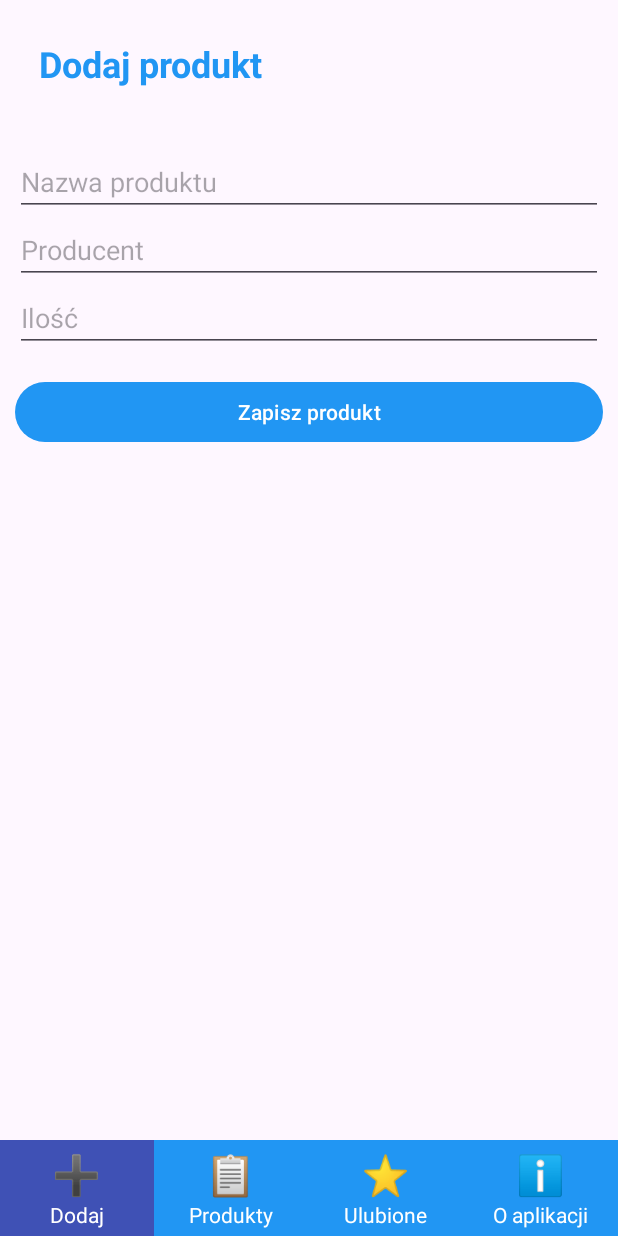
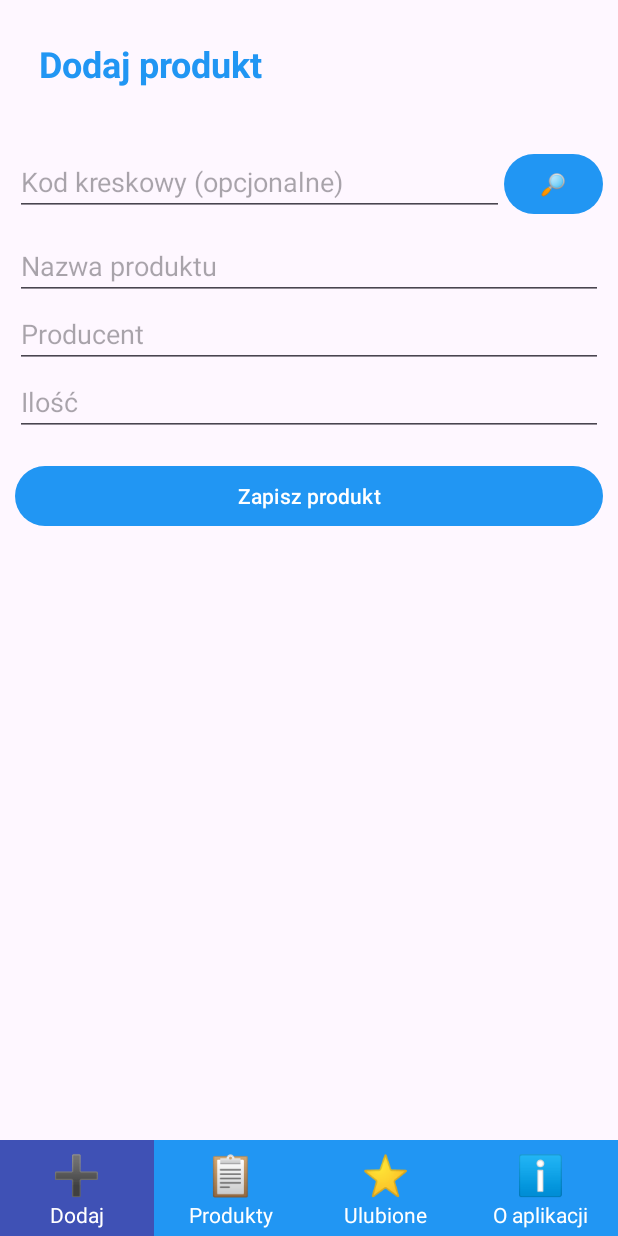
Before and after one commit to lbasista/Magazynex, an Android app: the screen it shows after launch (MainMenuActivity), after a tap on an icon or button, on a phone screen of 412 x 824 dp. Run offline under Robolectric (Android 15) with nearby library versions, the phone set to English and light mode, and no system bars; our stand-ins replace Room's generated code.

Commit message:
Implemented barcodes

```diff
--- a/app/src/main/java/pl/lbasista/magazynex/data/AppDatabase.java
+++ b/app/src/main/java/pl/lbasista/magazynex/data/AppDatabase.java
@@ -5,7 +5,7 @@ import androidx.room.Database;
 import androidx.room.Room;
 import androidx.room.RoomDatabase;
 
-@Database(entities = {Product.class}, version = 3, exportSchema = false)
+@Database(entities = {Product.class}, version = 4, exportSchema = false)
 public abstract class AppDatabase extends RoomDatabase {
 
     public abstract ProductDao productDao();
--- a/app/src/main/java/pl/lbasista/magazynex/data/Product.java
+++ b/app/src/main/java/pl/lbasista/magazynex/data/Product.java
@@ -8,11 +8,15 @@ public class Product {
 
     @PrimaryKey(autoGenerate = true)
     public int id; //ID Produktu
+
+    public String barcode; //Kod kreskowy
+
     public String name; //Nazwa produktu
     public String producer; //Producent
     public int quantity; //Ilość
     public boolean favourite; //Ulubione
-    public Product(String name, int quantity, String producer, boolean favourite) {
+    public Product(String barcode, String name, int quantity, String producer, boolean favourite) {
+        this.barcode = barcode;
         this.name = name;
         this.quantity = quantity;
         this.producer = producer;
--- a/app/src/main/java/pl/lbasista/magazynex/data/ProductDao.java
+++ b/app/src/main/java/pl/lbasista/magazynex/data/ProductDao.java
@@ -1,4 +1,6 @@
 package pl.lbasista.magazynex.data;
+
+import android.provider.ContactsContract;
 
 import androidx.lifecycle.LiveData;
 import androidx.room.Dao;
@@ -27,4 +29,8 @@ public interface ProductDao {
 
     @Query("UPDATE Product SET favourite = :fav WHERE id = :id")
     void updateFavourite(int id, boolean fav);
+
+    //Szukaj po kodzie
+    @Query("SELECT * FROM Product WHERE barcode = :barcode LIMIT 1")
+    Product getByBarcode(String barcode);
 }
--- a/app/src/main/java/pl/lbasista/magazynex/ui/addproduct/AddProductFragment.java
+++ b/app/src/main/java/pl/lbasista/magazynex/ui/addproduct/AddProductFragment.java
@@ -7,6 +7,7 @@ import android.view.View;
 import android.view.ViewGroup;
 import android.widget.Button;
 import android.widget.EditText;
+import android.widget.TextView;
 import android.widget.Toast;
 
 import androidx.annotation.NonNull;
@@ -19,8 +20,9 @@ import pl.lbasista.magazynex.data.Product;
 import pl.lbasista.magazynex.data.ProductDao;
 
 public class AddProductFragment extends Fragment {
-    private EditText editTextName, editTextProducer, editTextQuantity;
-    private Button buttonSave;
+    private EditText editTextBarcode, editTextName, editTextProducer, editTextQuantity;
+    private TextView textBarcodeError;
+    private Button buttonBarcodeSearch, buttonSave;
 
     @Nullable @Override
     public View onCreateView(@NonNull LayoutInflater inflater, @Nullable ViewGroup container, @Nullable Bundle savedInstanceState) {
@@ -29,18 +31,47 @@ public class AddProductFragment extends Fragment {
 
     @Override
     public void onViewCreated(@NonNull View view, @Nullable Bundle savedInstanceState) {
+        editTextBarcode = view.findViewById(R.id.editTextProductBarcode);
+        buttonBarcodeSearch = view.findViewById(R.id.buttonBarcodeSearch);
+        textBarcodeError = view.findViewById(R.id.textBarcodeError);
         editTextName = view.findViewById(R.id.editTextProductName);
         editTextProducer = view.findViewById(R.id.editTextProductProducer);
         editTextQuantity = view.findViewById(R.id.editTextProductQuantity);
         buttonSave = view.findViewById(R.id.buttonSaveProduct);
 
+        buttonBarcodeSearch.setOnClickListener(v -> searchByBarcode());
         buttonSave.setOnClickListener(v -> saveProduct());
     }
 
+    private void searchByBarcode() {
+        String barcode = editTextBarcode.getText().toString().trim();
+        if (barcode.isEmpty()) {
+            return;
+        }
+        new Thread(() -> {
+            Product existing = AppDatabase.getInstance(requireContext()).productDao().getByBarcode(barcode);
+
+            requireActivity().runOnUiThread(() -> {
+                if (existing != null) {
+                    //Jeśli produkt w bazie
+                    editTextName.setText(existing.name);
+                    editTextProducer.setText(existing.producer);
+                    textBarcodeError.setVisibility(View.GONE);
+                } else {
+                    //Brak produktu w bazie
+                    textBarcodeError.setVisibility(View.VISIBLE);
+                }
+            });
+        }).start();
+    }
+
     private void saveProduct() {
+        String barcodeInput = editTextBarcode.getText().toString().trim();
         String productName = editTextName.getText().toString().trim();
         String producer = editTextProducer.getText().toString().trim();
         String quantityText = editTextQuantity.getText().toString().trim();
+
+        String barcode = barcodeInput.isEmpty() ? null : barcodeInput;
 
         if (TextUtils.isEmpty(productName)) {
             Toast.makeText(getContext(), "Podaj nazwę produktu", Toast.LENGTH_SHORT).show();
@@ -63,18 +94,26 @@ public class AddProductFragment extends Fragment {
             return;
         }
 
-        Product product = new Product(productName, quantity, producer, false);
+        Product product = new Product(barcode, productName, quantity, producer, false);
 
         new Thread(() -> {
             ProductDao dao = AppDatabase.getInstance(requireContext()).productDao();
 
-            Product existing = dao.getByNameAndProducer(productName, producer);
+            Product existing;
+            if (!barcodeInput.isEmpty()) {
+                //Gdy jest kod kreskowy, szukaj po nim
+                existing = dao.getByBarcode(barcodeInput);
+            } else {
+                //Gdy brak kodu
+                existing = dao.getByNameAndProducer(productName, producer);
+            }
+
             if (existing != null) {
-                //Istnieje = zwiększanie ilości
+                //Produkt w bazie
                 existing.quantity += quantity;
                 dao.update(existing);
             } else {
-                //Brak w bazie = dodaj nowy
+                //Brak w bazie
                 dao.insert(product);
             }
 
--- a/app/src/main/res/layout/activity_add_product.xml
+++ b/app/src/main/res/layout/activity_add_product.xml
@@ -18,6 +18,37 @@
             android:textStyle="bold"
             android:padding="16dp"
             android:layout_marginBottom="24dp"/>
+
+        <LinearLayout
+            android:layout_width="match_parent"
+            android:layout_height="wrap_content"
+            android:orientation="horizontal"
+            android:layout_marginBottom="8dp">
+
+            <EditText
+                android:layout_width="0dp"
+                android:layout_height="wrap_content"
+                android:layout_weight="1"
+                android:id="@+id/editTextProductBarcode"
+                android:hint="Kod kreskowy (opcjonalne)"
+                android:inputType="number"/>
+
+            <Button
+                android:layout_width="wrap_content"
+                android:minWidth="0dp"
+                android:layout_height="wrap_content"
+                android:id="@+id/buttonBarcodeSearch"
+                android:text="🔎"/>
+        </LinearLayout>
+
+        <TextView
+            android:layout_width="match_parent"
+            android:layout_height="wrap_content"
+            android:id="@+id/textBarcodeError"
+            android:text="Brak pasującego produktu w bazie. Wprowadź dane ręcznie."
+            android:textColor="@color/design_default_color_error"
+            android:visibility="gone"
+            android:layout_marginBottom="16dp"/>
 
         <EditText
             android:id="@+id/editTextProductName"
```
Also changed, not shown: app/src/main/java/pl/lbasista/magazynex/ui/product/ProductAdapter.java (+11 -1 lines), app/src/main/res/layout/item_product.xml (+7 -0 lines).
